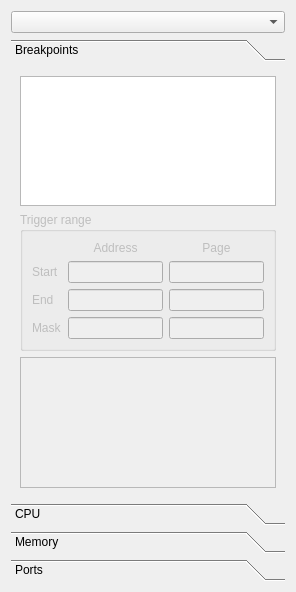
Old version of the form gui-qt/calcdebuger.ui in the repository labsin/TilEm.
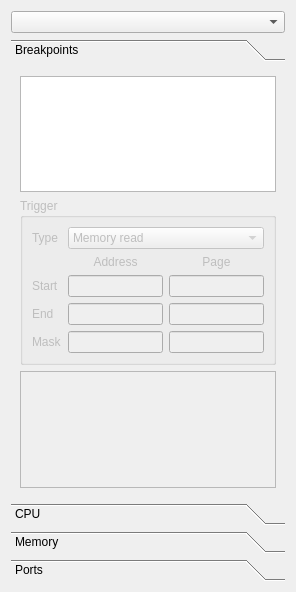
New version of the form. The open tabs and pages were chosen to show the change. Custom widgets are drawn as their Qt base class.

Patch:
```diff
--- a/gui-qt/calcdebuger.ui
+++ b/gui-qt/calcdebuger.ui
@@ -51,66 +51,53 @@
           <bool>false</bool>
          </property>
          <property name="title">
-          <string>Trigger range</string>
+          <string>Trigger</string>
          </property>
          <layout class="QGridLayout" name="gridLayout_4">
-          <item row="1" column="0">
+          <item row="2" column="0">
            <widget class="QLabel" name="label_27">
             <property name="text">
              <string>Start</string>
             </property>
            </widget>
           </item>
-          <item row="1" column="1">
+          <item row="2" column="1">
            <widget class="QLineEdit" name="le_break_start_addr">
             <property name="inputMask">
              <string>HHHH; </string>
             </property>
            </widget>
           </item>
-          <item row="2" column="0">
+          <item row="3" column="0">
            <widget class="QLabel" name="label_28">
             <property name="text">
              <string>End</string>
             </property>
            </widget>
           </item>
-          <item row="2" column="1">
+          <item row="3" column="1">
            <widget class="QLineEdit" name="le_break_end_addr">
             <property name="inputMask">
              <string>HHHH; </string>
             </property>
            </widget>
           </item>
-          <item row="3" column="0">
+          <item row="4" column="0">
            <widget class="QLabel" name="label_29">
             <property name="text">
              <string>Mask</string>
             </property>
            </widget>
           </item>
-          <item row="3" column="1">
+          <item row="4" column="1">
            <widget class="QLineEdit" name="le_break_mask_addr">
             <property name="inputMask">
              <string>HHHH; </string>
             </property>
            </widget>
           </item>
-          <item row="1" column="2">
-           <widget class="QLineEdit" name="le_break_start_page">
-            <property name="sizePolicy">
-             <sizepolicy hsizetype="Maximum" vsizetype="Fixed">
-              <horstretch>0</horstretch>
-              <verstretch>0</verstretch>
-             </sizepolicy>
-            </property>
-            <property name="inputMask">
-             <string>HH; </string>
-            </property>
-           </widget>
-          </item>
           <item row="2" column="2">
-           <widget class="QLineEdit" name="le_break_end_page">
+           <widget class="QLineEdit" name="le_break_start_page">
             <property name="sizePolicy">
              <sizepolicy hsizetype="Maximum" vsizetype="Fixed">
               <horstretch>0</horstretch>
@@ -123,6 +110,19 @@
            </widget>
           </item>
           <item row="3" column="2">
+           <widget class="QLineEdit" name="le_break_end_page">
+            <property name="sizePolicy">
+             <sizepolicy hsizetype="Maximum" vsizetype="Fixed">
+              <horstretch>0</horstretch>
+              <verstretch>0</verstretch>
+             </sizepolicy>
+            </property>
+            <property name="inputMask">
+             <string>HH; </string>
+            </property>
+           </widget>
+          </item>
+          <item row="4" column="2">
            <widget class="QLineEdit" name="le_break_mask_page">
             <property name="sizePolicy">
              <sizepolicy hsizetype="Maximum" vsizetype="Fixed">
@@ -135,7 +135,7 @@
             </property>
            </widget>
           </item>
-          <item row="0" column="1">
+          <item row="1" column="1">
            <widget class="QLabel" name="label_30">
             <property name="text">
              <string>Address</string>
@@ -145,7 +145,7 @@
             </property>
            </widget>
           </item>
-          <item row="0" column="2">
+          <item row="1" column="2">
            <widget class="QLabel" name="label_31">
             <property name="text">
              <string>Page</string>
@@ -155,6 +155,47 @@
             </property>
            </widget>
           </item>
+          <item row="0" column="1" colspan="2">
+           <widget class="QComboBox" name="cb_break_type">
+            <item>
+             <property name="text">
+              <string>Memory read</string>
+             </property>
+            </item>
+            <item>
+             <property name="text">
+              <string>Memory execute</string>
+             </property>
+            </item>
+            <item>
+             <property name="text">
+              <string>Memory write</string>
+             </property>
+            </item>
+            <item>
+             <property name="text">
+              <string>Port read</string>
+             </property>
+            </item>
+            <item>
+             <property name="text">
+              <string>Port write</string>
+             </property>
+            </item>
+            <item>
+             <property name="text">
+              <string>Execute</string>
+             </property>
+            </item>
+           </widget>
+          </item>
+          <item row="0" column="0">
+           <widget class="QLabel" name="label_5">
+            <property name="text">
+             <string>Type</string>
+            </property>
+           </widget>
+          </item>
          </layout>
         </widget>
        </item>
```
Left out of the diff: 10 changed lines with no effect on the pictures.
